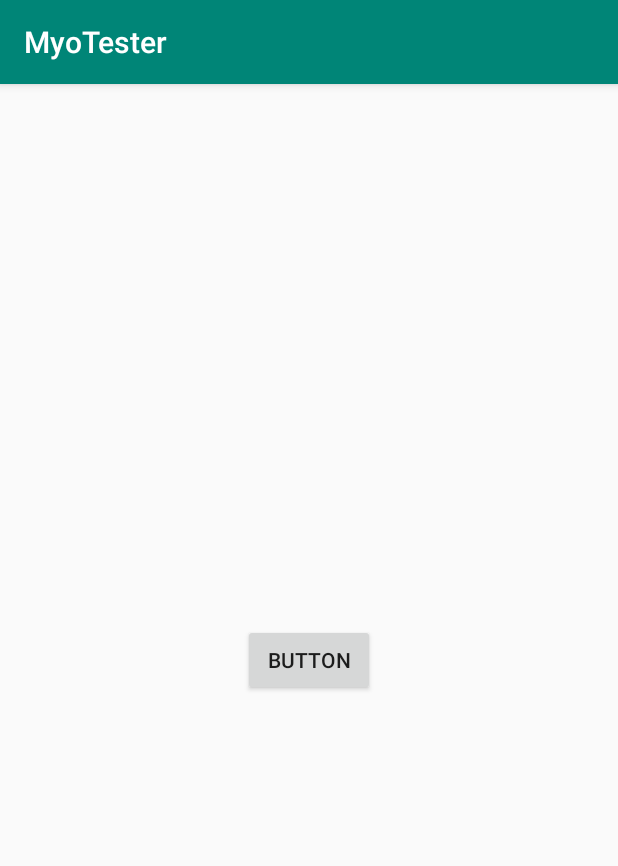
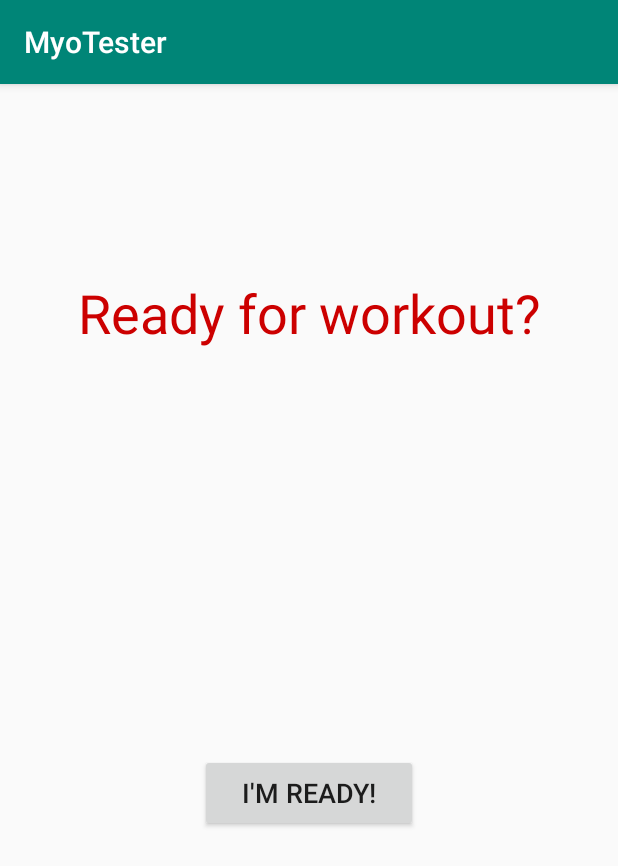
Before and after one commit to DaNious/MyoTester, an Android app: the screen it shows after launch (MainActivity), on a phone screen of 412 x 824 dp. Shown: the top 866 px of the screen. Run offline under Robolectric (Android 15) with nearby library versions, the phone set to English and light mode, and no system bars.

Commit message:
Welcome Page Done

```diff
--- a/app/src/main/AndroidManifest.xml
+++ b/app/src/main/AndroidManifest.xml
@@ -9,6 +9,7 @@
         android:roundIcon="@mipmap/ic_launcher_round"
         android:supportsRtl="true"
         android:theme="@style/AppTheme">
+        <activity android:name=".WorkoutActivity"></activity>
         <activity android:name=".MainActivity">
             <intent-filter>
                 <action android:name="android.intent.action.MAIN" />
--- a/app/src/main/res/layout/activity_main.xml
+++ b/app/src/main/res/layout/activity_main.xml
@@ -8,10 +8,23 @@
 
     <Button
         android:id="@+id/button"
+        android:layout_width="145dp"
+        android:layout_height="52dp"
+        android:text="I'm ready!"
+        android:textSize="18sp"
+        app:layout_constraintBottom_toBottomOf="parent"
+        app:layout_constraintEnd_toEndOf="parent"
+        app:layout_constraintStart_toStartOf="parent"
+        app:layout_constraintTop_toBottomOf="@+id/textView" />
+
+    <TextView
+        android:id="@+id/textView"
         android:layout_width="wrap_content"
         android:layout_height="wrap_content"
-        android:text="Button"
-        app:layout_constraintBottom_toBottomOf="parent"
+        android:layout_marginTop="128dp"
+        android:text="Ready for workout?"
+        android:textColor="@android:color/holo_red_dark"
+        android:textSize="36sp"
         app:layout_constraintEnd_toEndOf="parent"
         app:layout_constraintStart_toStartOf="parent"
         app:layout_constraintTop_toTopOf="parent" />
```
Also changed, not shown: app/src/main/java/pitt/edu/danious/myotester/MainActivity.java (+8 -0 lines), app/src/main/java/pitt/edu/danious/myotester/WorkoutActivity.java (added, +14 -0 lines), app/src/main/res/layout/activity_workout.xml (added, +9 -0 lines).
